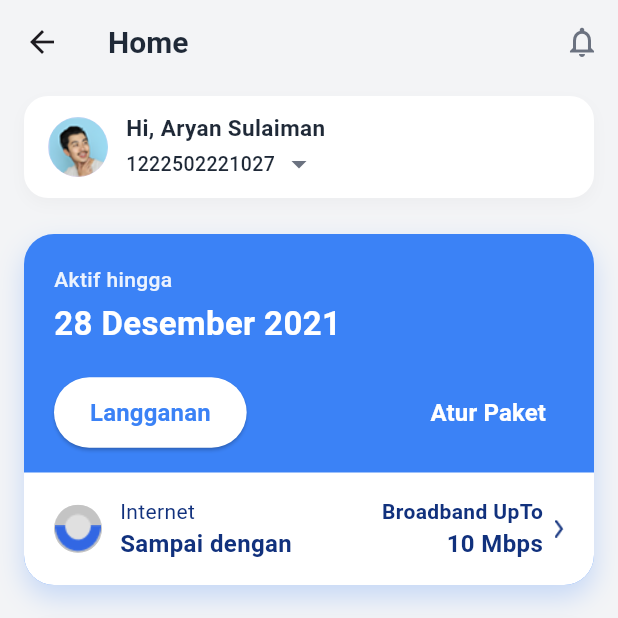
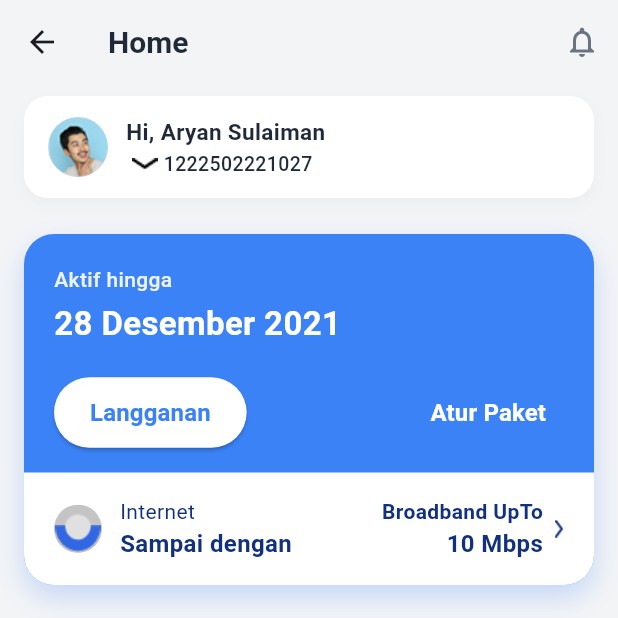
Before and after one commit to Ahmad-Rizki21/JelantikApps, a Flutter app: the HomeScreen screen opened directly, on a phone screen of 412 x 824 dp, the top half of it. Run offline on Flutter 3.47's test engine with Material 3 defaults, Android fonts, the phone set to English and light mode, and no system bars; our stand-ins replace smooth_page_indicator; Roboto replaces fonts that are missing (Poppins).

Commit message:
Fix Arrwo

```diff
--- a/lib/screens/home_screen.dart
+++ b/lib/screens/home_screen.dart
@@ -90,6 +90,7 @@ class _HomeScreenState extends State<HomeScreen> {
     );
   }
 
+
   Widget _buildProfileCard() {
     return InkWell(
       onTap: _toggleAccountSwitcher, // Memanggil fungsi untuk toggle popup
@@ -132,6 +133,15 @@ class _HomeScreenState extends State<HomeScreen> {
                   Row(
                     mainAxisSize: MainAxisSize.min,
                     children: [
+                      AnimatedRotation(
+                        turns: _isAccountSwitcherOpen ? 0.5 : 0,
+                        duration: const Duration(milliseconds: 300),
+                        child: Image.asset(
+                          'assets/images/Line 1.png',
+                          width: 25,
+                          height: 10,
+                        ),
+                      ),
                       const Text(
                         '1222502221027',
                         style: TextStyle(
@@ -140,12 +150,7 @@ class _HomeScreenState extends State<HomeScreen> {
                           fontSize: 13,
                         ),
                       ),
-                      const SizedBox(width: 4),
-                      AnimatedRotation(
-                        turns: _isAccountSwitcherOpen ? 0.5 : 0,
-                        duration: const Duration(milliseconds: 300),
-                        child: const Icon(Icons.arrow_drop_down, color: Color(0xFF6B7280)),
-                      ),
+                      const SizedBox(width: 5),
                     ],
                   ),
                 ],
```
